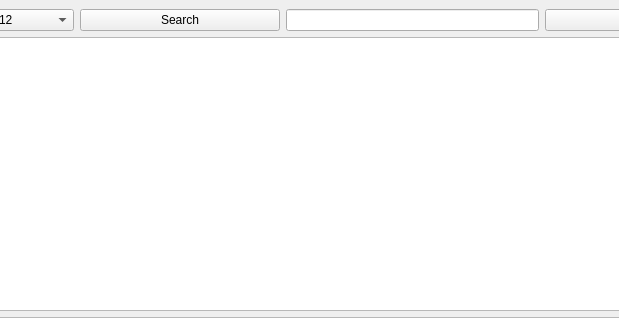
Before: the Qt Designer form mainwindow.ui in takyonxxx/KutsalKitaplar-C, drawn with Qt 5; both pictures show x 252 to 871 and y 0 to 320 of the 1006 by 600 pixel window.
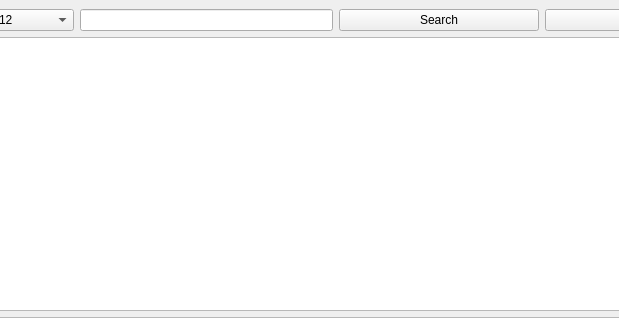
After: the same form once the commit is applied.

Diff of the .ui file:
```diff
--- a/mainwindow.ui
+++ b/mainwindow.ui
@@ -115,6 +115,16 @@
           </item>
          </widget>
         </item>
+        <item>
+         <widget class="QLineEdit" name="lineEditSearch">
+          <property name="minimumSize">
+           <size>
+            <width>200</width>
+            <height>0</height>
+           </size>
+          </property>
+         </widget>
+        </item>
         <item>
          <widget class="QPushButton" name="pushSearch">
           <property name="minimumSize">
@@ -128,16 +138,6 @@
           </property>
          </widget>
         </item>
-        <item>
-         <widget class="QLineEdit" name="lineEditSearch">
-          <property name="minimumSize">
-           <size>
-            <width>200</width>
-            <height>0</height>
-           </size>
-          </property>
-         </widget>
-        </item>
         <item>
          <widget class="QPushButton" name="pushExit">
           <property name="minimumSize">
```
Left out of the diff: 2 changed lines with no effect on the pictures.
